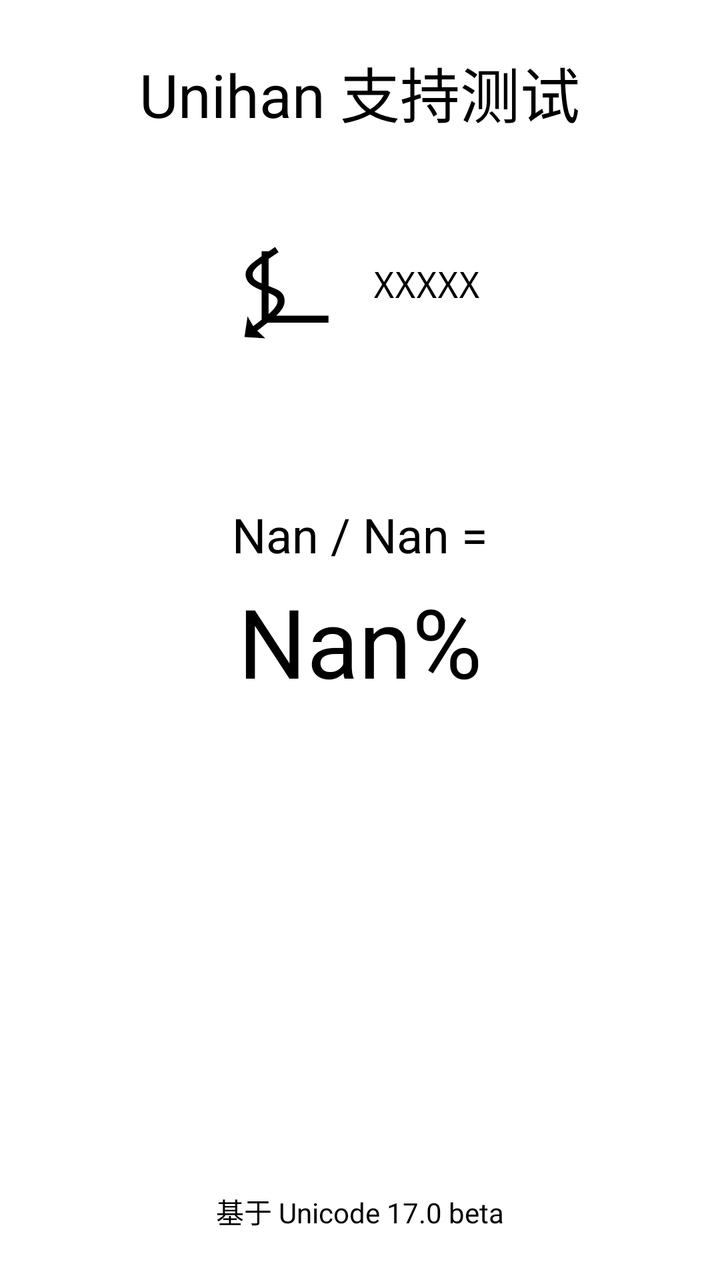
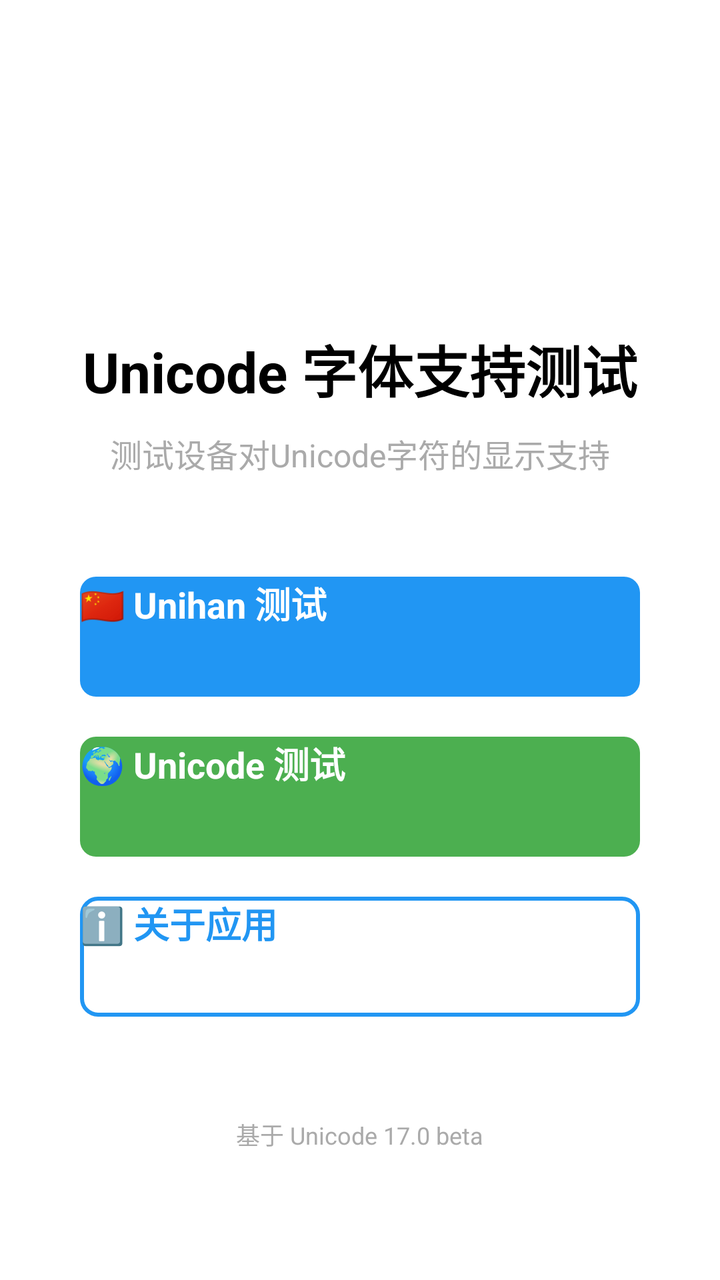

The first picture is an Android layout as it rendered before a commit; the second is the same layout after the commit. The layout source and the unified diff follow.
<!-- AndroidManifest.xml: application theme Theme.UnicodeTest -->
<!-- res/layout/activity_main.xml -->
<?xml version="1.0" encoding="utf-8"?>
<androidx.constraintlayout.widget.ConstraintLayout xmlns:android="http://schemas.android.com/apk/res/android"
    xmlns:app="http://schemas.android.com/apk/res-auto"
    xmlns:tools="http://schemas.android.com/tools"
    android:layout_width="match_parent"
    android:layout_height="match_parent"
    tools:context=".MainActivity">

    <LinearLayout
        android:layout_width="0dp"
        android:layout_height="0dp"
        android:layout_marginStart="32dp"
        android:layout_marginEnd="32dp"
        android:layout_marginTop="24dp"
        android:layout_marginBottom="24dp"
        android:orientation="vertical"
        app:layout_constraintBottom_toBottomOf="parent"
        app:layout_constraintEnd_toEndOf="parent"
        app:layout_constraintStart_toStartOf="parent"
        app:layout_constraintTop_toTopOf="parent">

        <TextView
            android:layout_width="wrap_content"
            android:layout_height="wrap_content"
            android:layout_gravity="center"
            android:layout_marginBottom="40dp"
            android:text="Unihan 支持测试"
            android:textSize="30sp" />

        <LinearLayout
            android:layout_width="wrap_content"
            android:layout_height="wrap_content"
            android:layout_gravity="center"
            android:gravity="center"
            android:orientation="horizontal">

            <TextView
                android:id="@+id/textView"
                android:layout_width="wrap_content"
                android:layout_height="wrap_content"
                android:gravity="center"
                android:maxLines="1"
                android:text="⍼"
                android:textSize="50sp" />

            <TextView
                android:id="@+id/textView3"
                android:layout_width="wrap_content"
                android:layout_height="wrap_content"
                android:layout_marginStart="20dp"
                android:fontFamily="monospace"
                android:text="XXXXX"
                android:textSize="18sp" />

        </LinearLayout>

        <TextView
            android:id="@+id/textView4"
            android:layout_width="match_parent"
            android:layout_height="wrap_content"
            android:layout_marginTop="20dp"
            android:fontFamily="monospace"
            android:gravity="right|end"
            android:textSize="14sp" />

        <ProgressBar
            android:id="@+id/progressBar"
            style="@android:style/Widget.Material.ProgressBar.Horizontal"
            android:layout_width="match_parent"
            android:layout_height="wrap_content"
            android:layout_marginBottom="20dp"
            android:max="103367"
            android:visibility="visible"
            tools:visibility="visible" />

        <TextView
            android:id="@+id/textView2"
            android:layout_width="wrap_content"
            android:layout_height="wrap_content"
            android:layout_gravity="center"
            android:text="Nan / Nan ="
            android:textSize="24sp" />

        <TextView
            android:id="@+id/textView5"
            android:layout_width="wrap_content"
            android:layout_height="wrap_content"
            android:layout_gravity="center"
            android:layout_marginTop="5dp"
            android:gravity="center"
            android:text="Nan%"
            android:textSize="48sp" />

        
        <ScrollView
            android:id="@+id/scrollView"
            android:layout_width="match_parent"
            android:layout_height="0dp"
            android:layout_weight="1"
            android:layout_marginTop="20dp"
            android:layout_marginBottom="20dp"
            android:fadeScrollbars="false"
            android:scrollbarStyle="insideOverlay"
            android:scrollbars="vertical">

            <LinearLayout
                android:id="@+id/blockResultsContainer"
                android:layout_width="match_parent"
                android:layout_height="wrap_content"
                android:orientation="vertical"
                android:padding="8dp" />
        </ScrollView>

        <TextView
            android:id="@+id/txtV"
            android:layout_width="wrap_content"
            android:layout_height="wrap_content"
            android:layout_gravity="center"
            android:gravity="center"
            android:text="基于 Unicode 17.0 beta"
            android:textSize="14sp" />

    </LinearLayout>

</androidx.constraintlayout.widget.ConstraintLayout>
<!-- resources referenced by this layout -->
<resources>

</resources>

<!-- the commit's change to res/layout/activity_main.xml (unified diff, before → after) -->
@@ -4,121 +4,90 @@
     xmlns:tools="http://schemas.android.com/tools"
     android:layout_width="match_parent"
     android:layout_height="match_parent"
+    android:background="@android:color/white"
     tools:context=".MainActivity">
 
     <LinearLayout
         android:layout_width="0dp"
-        android:layout_height="0dp"
-        android:layout_marginStart="32dp"
-        android:layout_marginEnd="32dp"
-        android:layout_marginTop="24dp"
-        android:layout_marginBottom="24dp"
+        android:layout_height="wrap_content"
+        android:layout_marginStart="40dp"
+        android:layout_marginEnd="40dp"
         android:orientation="vertical"
+        android:gravity="center"
         app:layout_constraintBottom_toBottomOf="parent"
         app:layout_constraintEnd_toEndOf="parent"
         app:layout_constraintStart_toStartOf="parent"
         app:layout_constraintTop_toTopOf="parent">
 
+        <ImageView
+            android:layout_width="80dp"
+            android:layout_height="80dp"
+            android:layout_marginBottom="20dp"
+            android:src="@mipmap/ic_launcher"
+            android:scaleType="fitCenter" />
+
         <TextView
             android:layout_width="wrap_content"
             android:layout_height="wrap_content"
-            android:layout_gravity="center"
-            android:layout_marginBottom="40dp"
-            android:text="Unihan 支持测试"
-            android:textSize="30sp" />
+            android:text="Unicode 字体支持测试"
+            android:textSize="28sp"
+            android:textStyle="bold"
+            android:textColor="@android:color/black"
+            android:layout_marginBottom="10dp"
+            android:gravity="center" />
 
-        <LinearLayout
+        <TextView
             android:layout_width="wrap_content"
             android:layout_height="wrap_content"
-            android:layout_gravity="center"
-            android:gravity="center"
-            android:orientation="horizontal">
+            android:text="测试设备对Unicode字符的显示支持"
+            android:textSize="16sp"
+            android:textColor="@android:color/darker_gray"
+            android:layout_marginBottom="50dp"
+            android:gravity="center" />
 
-            <TextView
-                android:id="@+id/textView"
-                android:layout_width="wrap_content"
-                android:layout_height="wrap_content"
-                android:gravity="center"
-                android:maxLines="1"
-                android:text="⍼"
-                android:textSize="50sp" />
+        <Button
+            android:id="@+id/btnUnihanTest"
+            android:layout_width="match_parent"
+            android:layout_height="60dp"
+            android:layout_marginBottom="20dp"
+            android:text="🇨🇳 Unihan 测试"
+            android:textSize="18sp"
+            android:textStyle="bold"
+            android:background="@drawable/button_primary"
+            android:textColor="@android:color/white"
+            android:elevation="4dp" />
 
-            <TextView
-                android:id="@+id/textView3"
-                android:layout_width="wrap_content"
-                android:layout_height="wrap_content"
-                android:layout_marginStart="20dp"
-                android:fontFamily="monospace"
-                android:text="XXXXX"
-                android:textSize="18sp" />
+        <Button
+            android:id="@+id/btnUnicodeTest"
+            android:layout_width="match_parent"
+            android:layout_height="60dp"
+            android:layout_marginBottom="20dp"
+            android:text="🌍 Unicode 测试"
+            android:textSize="18sp"
+            android:textStyle="bold"
+            android:background="@drawable/button_secondary"
+            android:textColor="@android:color/white"
+            android:elevation="4dp" />
 
-        </LinearLayout>
+        <Button
+            android:id="@+id/btnAbout"
+            android:layout_width="match_parent"
+            android:layout_height="60dp"
+            android:layout_marginBottom="20dp"
+            android:text="ℹ️ 关于应用"
+            android:textSize="18sp"
+            android:textStyle="bold"
+            android:background="@drawable/button_outline"
+            android:textColor="@color/primary_color"
+            android:elevation="2dp" />
 
         <TextView
-            android:id="@+id/textView4"
-            android:layout_width="match_parent"
-            android:layout_height="wrap_content"
-            android:layout_marginTop="20dp"
-            android:fontFamily="monospace"
-            android:gravity="right|end"
-            android:textSize="14sp" />
-
-        <ProgressBar
-            android:id="@+id/progressBar"
-            style="@android:style/Widget.Material.ProgressBar.Horizontal"
-            android:layout_width="match_parent"
-            android:layout_height="wrap_content"
-            android:layout_marginBottom="20dp"
-            android:max="103367"
-            android:visibility="visible"
-            tools:visibility="visible" />
-
-        <TextView
-            android:id="@+id/textView2"
             android:layout_width="wrap_content"
             android:layout_height="wrap_content"
-            android:layout_gravity="center"
-            android:text="Nan / Nan ="
-            android:textSize="24sp" />
-
-        <TextView
-            android:id="@+id/textView5"
-            android:layout_width="wrap_content"
-            android:layout_height="wrap_content"
-            android:layout_gravity="center"
-            android:layout_marginTop="5dp"
-            android:gravity="center"
-            android:text="Nan%"
-            android:textSize="48sp" />
-
-        
-        <ScrollView
-            android:id="@+id/scrollView"
-            android:layout_width="match_parent"
-            android:layout_height="0dp"
-            android:layout_weight="1"
-            android:layout_marginTop="20dp"
-            android:layout_marginBottom="20dp"
-            android:fadeScrollbars="false"
-            android:scrollbarStyle="insideOverlay"
-            android:scrollbars="vertical">
-
-            <LinearLayout
-                android:id="@+id/blockResultsContainer"
-                android:layout_width="match_parent"
-                android:layout_height="wrap_content"
-                android:orientation="vertical"
-                android:padding="8dp" />
-        </ScrollView>
-
-        <TextView
-            android:id="@+id/txtV"
-            android:layout_width="wrap_content"
-            android:layout_height="wrap_content"
-            android:layout_gravity="center"
-            android:gravity="center"
             android:text="基于 Unicode 17.0 beta"
-            android:textSize="14sp" />
+            android:textSize="12sp"
+            android:textColor="@android:color/darker_gray"
+            android:layout_marginTop="30dp" />
 
     </LinearLayout>
 
<!-- resource entries referenced after the edit -->
@@ -1,5 +1,63 @@
 <!-- resources referenced by this layout -->
 <resources>
-
+  <color name="primary_color">#FF2196F3</color>
+  <!-- drawable button_outline (drawable) -->
+  <?xml version="1.0" encoding="utf-8"?>
+  <selector xmlns:android="http://schemas.android.com/apk/res/android">
+      <item android:state_pressed="true">
+          <shape android:shape="rectangle">
+              <solid android:color="#1A2196F3" />
+              <stroke 
+                  android:width="2dp" 
+                  android:color="@color/button_outline_stroke" />
+              <corners android:radius="8dp" />
+          </shape>
+      </item>
+      <item>
+          <shape android:shape="rectangle">
+              <solid android:color="@android:color/transparent" />
+              <stroke 
+                  android:width="2dp" 
+                  android:color="@color/button_outline_stroke" />
+              <corners android:radius="8dp" />
+          </shape>
+      </item>
+  </selector>
+  <!-- drawable button_primary (drawable) -->
+  <?xml version="1.0" encoding="utf-8"?>
+  <selector xmlns:android="http://schemas.android.com/apk/res/android">
+      <item android:state_pressed="true">
+          <shape android:shape="rectangle">
+              <solid android:color="@color/primary_dark" />
+              <corners android:radius="8dp" />
+          </shape>
+      </item>
+      <item>
+          <shape android:shape="rectangle">
+              <solid android:color="@color/primary_color" />
+              <corners android:radius="8dp" />
+          </shape>
+      </item>
+  </selector>
+  <!-- drawable button_secondary (drawable) -->
+  <?xml version="1.0" encoding="utf-8"?>
+  <selector xmlns:android="http://schemas.android.com/apk/res/android">
+      <item android:state_pressed="true">
+          <shape android:shape="rectangle">
+              <solid android:color="@color/secondary_dark" />
+              <corners android:radius="8dp" />
+          </shape>
+      </item>
+      <item>
+          <shape android:shape="rectangle">
+              <solid android:color="@color/secondary_color" />
+              <corners android:radius="8dp" />
+          </shape>
+      </item>
+  </selector>
+  <color name="button_outline_stroke">#FF2196F3</color>
+  <color name="primary_dark">#FF1976D2</color>
+  <color name="secondary_dark">#FF388E3C</color>
+  <color name="secondary_color">#FF4CAF50</color>
 </resources>
 
